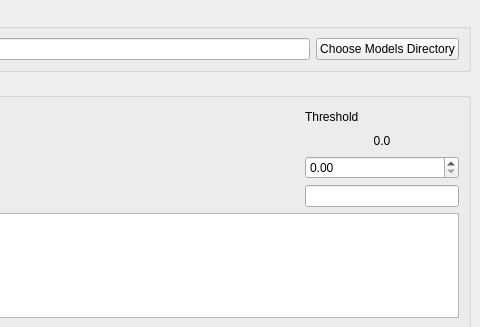
This is mainwindow.ui in mola/QVoiceBridge as Qt 5 draws it before an edit; both pictures show x 320 to 800 and y 0 to 327 of the 800 by 630 pixel window. The edited form follows.
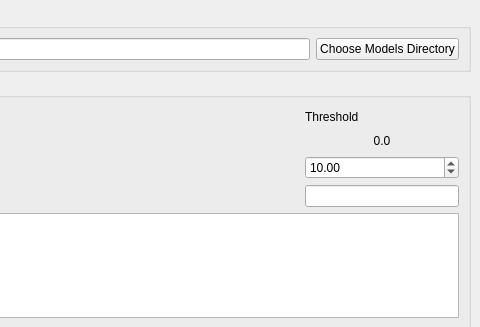
This is the edited form. Custom widgets are drawn as their Qt base class.

The edit to the form file:
```diff
--- a/mainwindow.ui
+++ b/mainwindow.ui
@@ -91,7 +91,11 @@
             </widget>
            </item>
            <item>
-            <widget class="QDoubleSpinBox" name="spinThreshold"/>
+            <widget class="QDoubleSpinBox" name="spinThreshold">
+             <property name="value">
+              <double>10.000000000000000</double>
+             </property>
+            </widget>
            </item>
            <item>
             <widget class="QLineEdit" name="leLanguage"/>
```
